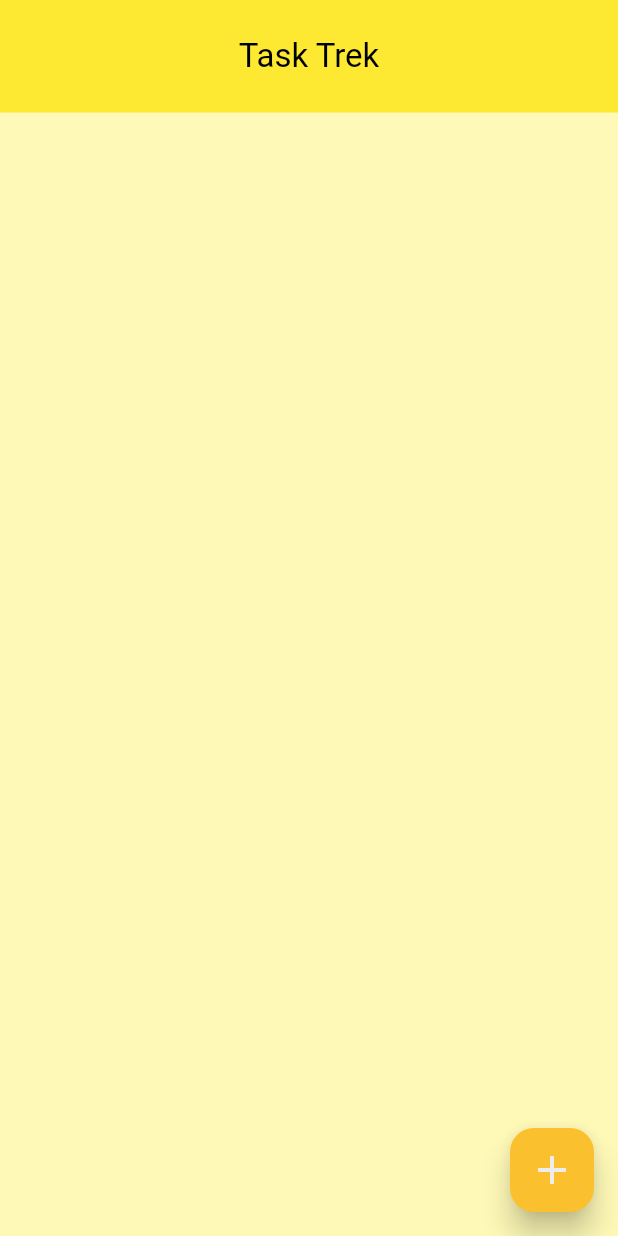
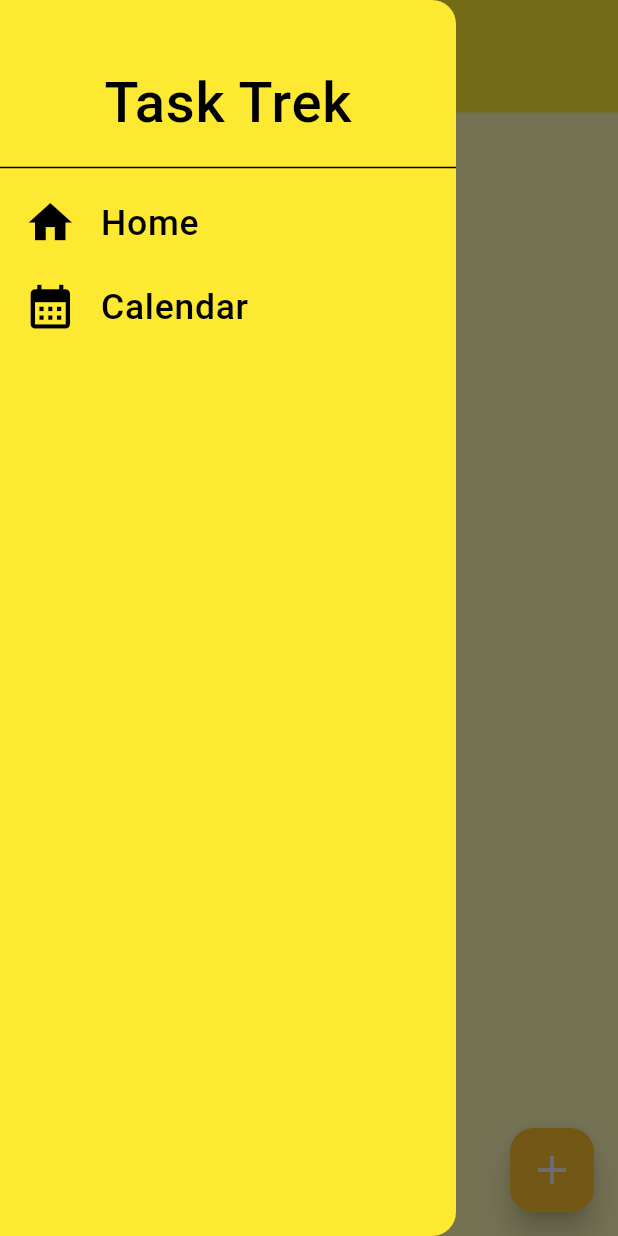
Before and after one commit to vp21-sudo/Task-Trek, a Flutter app: the screen it shows after launch, with the side drawer open (before the commit the screen has no drawer), on a phone screen of 412 x 824 dp. Run offline on Flutter 3.47's test engine with Material 3 defaults, Android fonts, the phone set to English and light mode, and no system bars; our stand-ins replace flutter_screenutil, flutter_slidable, fluttertoast, sqflite; accounts and stored records are empty.

Commit message:
toast added, responsive design added

```diff
--- /dev/null
+++ b/lib/components/app_drawer.dart
@@ -0,0 +1,66 @@
+import 'package:flutter/material.dart';
+import 'package:flutter_screenutil/flutter_screenutil.dart';
+
+class AppDrawer extends StatelessWidget {
+  const AppDrawer({super.key});
+
+  @override
+  Widget build(BuildContext context) {
+    return Drawer(
+      backgroundColor: Theme.of(context).colorScheme.primary,
+      child: ListView(
+        padding: EdgeInsets.only(top: 50.h),
+        children: <Widget>[
+          SizedBox(
+            height: 300.h,
+            child: DrawerHeader(
+              decoration: BoxDecoration(),
+              child: Center(
+                  child: Text(
+                "Task Trek",
+                style: TextStyle(
+                  fontSize: 98.sp,
+                  fontWeight: FontWeight.w500,
+                ),
+              )),
+            ),
+          ),
+          ListTile(
+            leading: Icon(
+              Icons.home,
+              size: 92.sp,
+            ),
+            title: Text(
+              'Home',
+              style: TextStyle(
+                fontSize: 62.sp,
+                fontWeight: FontWeight.w500,
+              ),
+            ),
+            onTap: () {
+              Navigator.pop(context);
+              // Add your onTap code here!
+            },
+          ),
+          ListTile(
+            leading: Icon(
+              Icons.calendar_month,
+              size: 92.sp,
+            ),
+            title: Text(
+              'Calendar',
+              style: TextStyle(
+                fontSize: 62.sp,
+                fontWeight: FontWeight.w500,
+              ),
+            ),
+            onTap: () {
+              Navigator.pop(context);
+              // Add your onTap code here!
+            },
+          ),
+        ],
+      ),
+    );
+  }
+}
--- a/lib/components/to_do_tile.dart
+++ b/lib/components/to_do_tile.dart
@@ -1,5 +1,6 @@
 import 'package:flutter/material.dart';
 import 'package:flutter/rendering.dart';
+import 'package:flutter_screenutil/flutter_screenutil.dart';
 import 'package:flutter_slidable/flutter_slidable.dart';
 
 class ToDoTile extends StatelessWidget {
@@ -18,15 +19,17 @@ class ToDoTile extends StatelessWidget {
   @override
   Widget build(BuildContext context) {
     return Padding(
-      padding: EdgeInsets.only(left: 18, right: 18, top: 18),
+      padding: EdgeInsets.only(left: 38.w, right: 38.w, top: 38.h),
       child: Slidable(
         endActionPane: ActionPane(
           motion: StretchMotion(),
           children: [
             SlidableAction(
+              padding: EdgeInsets.all(18.w),
               onPressed: deleteFunction,
               icon: Icons.delete,
               backgroundColor: Colors.red,
+              borderRadius: BorderRadius.circular(28.r),
             )
           ],
         ),
@@ -42,7 +45,8 @@ class ToDoTile extends StatelessWidget {
               Text(
                 taskName,
                 style: TextStyle(
-                  fontSize: 24,
+                  fontSize: 64.sp,
+                  fontWeight: FontWeight.w400,
                   decoration: taskCompleted ? TextDecoration.lineThrough : null,
                 ),
               ),
@@ -50,8 +54,8 @@ class ToDoTile extends StatelessWidget {
           ),
           decoration: BoxDecoration(
               color: Theme.of(context).colorScheme.primary,
-              borderRadius: BorderRadius.all(Radius.circular(8))),
-          padding: EdgeInsets.all(18),
+              borderRadius: BorderRadius.all(Radius.circular(28.r))),
+          padding: EdgeInsets.all(48.h),
         ),
       ),
     );
--- a/lib/main.dart
+++ b/lib/main.dart
@@ -1,4 +1,5 @@
 import 'package:flutter/material.dart';
+import 'package:flutter_screenutil/flutter_screenutil.dart';
 import 'package:to_do_app/pages/home.dart';
 
 void main() {
@@ -53,6 +54,10 @@ class MyApp extends StatelessWidget {
 
   @override
   Widget build(BuildContext context) {
+    return ScreenUtilInit(
+      designSize:
+          const Size(1080, 2400), // Pixel 6 resolution in logical pixels
+      builder: (context, child) {
         return MaterialApp(
           debugShowCheckedModeBanner: false,
           home: const Home(),
@@ -60,5 +65,7 @@ class MyApp extends StatelessWidget {
           darkTheme: darkTheme,
           themeMode: ThemeMode.system,
         );
+      },
+    );
   }
 }
--- a/lib/pages/home.dart
+++ b/lib/pages/home.dart
@@ -1,6 +1,8 @@
 import 'dart:math';
 
 import 'package:flutter/material.dart';
+import 'package:fluttertoast/fluttertoast.dart';
+import 'package:to_do_app/components/app_drawer.dart';
 import 'package:to_do_app/components/create_task_dialog.dart';
 import 'package:to_do_app/components/to_do_tile.dart';
 import 'package:to_do_app/db/db_crud.dart';
@@ -25,6 +27,10 @@ class _HomeState extends State<Home> {
   }
 
   Future<void> createTask() async {
+    if (_controller.text.isEmpty) {
+      Fluttertoast.showToast(msg: "Task name is required");
+      return;
+    }
     var newTask = Task(
       id: Random.secure().nextInt(32000), // Auto-incremented
       taskName: _controller.text,
@@ -74,11 +80,19 @@ class _HomeState extends State<Home> {
       backgroundColor: Theme.of(context).colorScheme.surface,
       appBar: AppBar(
         backgroundColor: Theme.of(context).colorScheme.primary,
-        centerTitle: true,
+        iconTheme: IconThemeData(color: Colors.black87),
+        // centerTitle: true,
         elevation: 0,
-        title: const Text("Task Trek"),
+        title: const Text(
+          "Tasks",
+          style: TextStyle(
+            fontSize: 28,
+            fontWeight: FontWeight.w500,
+          ),
+        ),
         toolbarHeight: 75,
       ),
+      drawer: const AppDrawer(),
       floatingActionButton: FloatingActionButton(
         elevation: 8,
         onPressed: createNewTask,
--- a/pubspec.yaml
+++ b/pubspec.yaml
@@ -40,6 +40,8 @@ dependencies:
   path_provider: ^2.1.3
   path: ^1.9.0
   flutter_launcher_icons: ^0.13.1
+  fluttertoast: ^8.2.5
+  flutter_screenutil: ^5.9.1
 
 dev_dependencies:
   flutter_test:
```
Also changed, not shown: pubspec.lock. Lines whose indentation alone changed are shown as unchanged.
